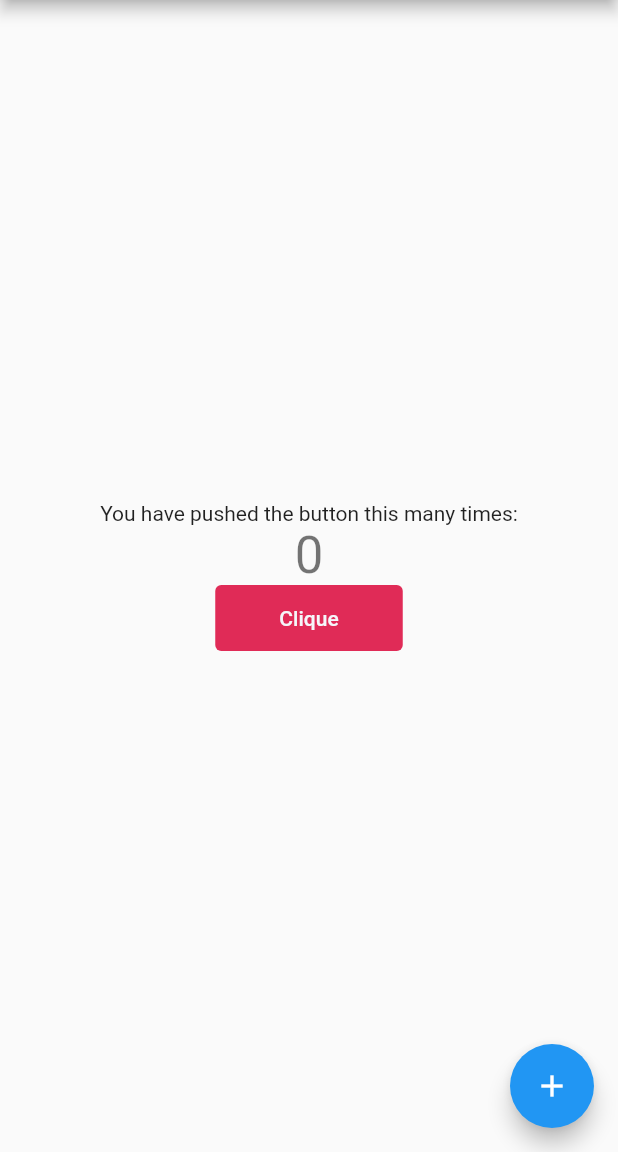
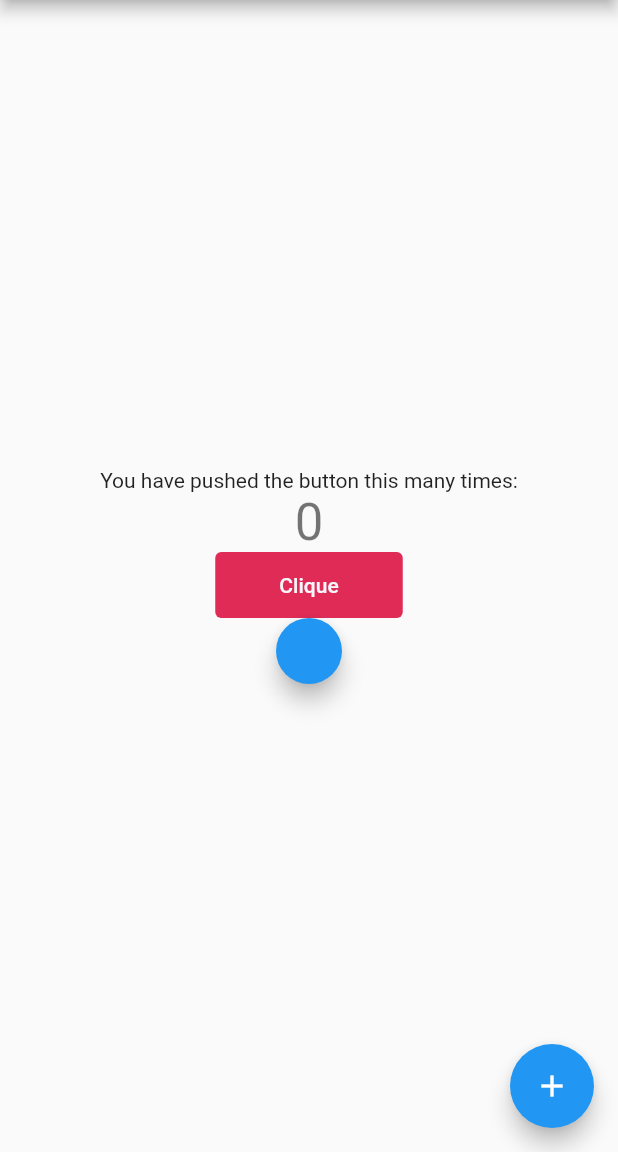
Before and after one commit to CamileBarros/camile-barros-test-widget, a Flutter app: the screen it shows after launch, on a phone screen of 412 x 824 dp, the part 84-1236 px from its top. Run offline on Flutter 3.47's test engine with Material 2 defaults, Android fonts, the phone set to English and light mode, and no system bars.

Commit message:
feat: new fab

```diff
--- a/lib/component/HelperText.dart
+++ b/lib/component/HelperText.dart
@@ -6,7 +6,9 @@ class HelperText extends StatelessWidget {
 
   @override
   Widget build(BuildContext context) {
-    return SizedBox(
+    return Column(
+      children: [
+        SizedBox(
           height: 44,
           width: 125,
           child: TextButton(
@@ -15,6 +17,16 @@ class HelperText extends StatelessWidget {
                 backgroundColor: const Color(0xFFE02B57)),
             onPressed: () {},
             child: const Text('Clique'),
-        ));
+          ),
+        ),
+        const SizedBox(
+          height: 44,
+          width: 125,
+          child: FloatingActionButton(
+            onPressed: null,
+          ),
+        )
+      ],
+    );
   }
 }
```
Lines whose indentation alone changed are shown as unchanged.
